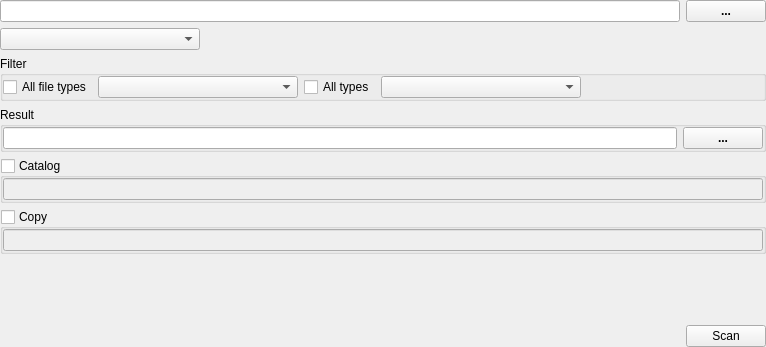
Old version of the form xscansortwidget.ui in the repository horsicq/XScanEngine.
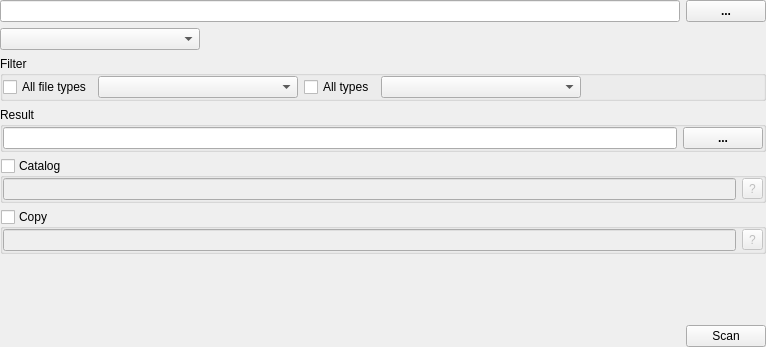
New version of the form. Custom widgets are drawn as their Qt base class.

Patch:
```diff
--- a/xscansortwidget.ui
+++ b/xscansortwidget.ui
@@ -187,7 +187,7 @@
      <property name="checked">
       <bool>false</bool>
      </property>
-     <layout class="QVBoxLayout" name="verticalLayout_2">
+     <layout class="QHBoxLayout" name="horizontalLayout_2">
       <property name="leftMargin">
        <number>0</number>
       </property>
@@ -203,6 +203,13 @@
       <item>
        <widget class="QLineEdit" name="lineEditCatalogFormat"/>
       </item>
+      <item>
+       <widget class="QToolButton" name="toolButtonCatalogInfo">
+        <property name="text">
+         <string notr="true">?</string>
+        </property>
+       </widget>
+      </item>
      </layout>
     </widget>
    </item>
@@ -217,7 +224,7 @@
      <property name="checked">
       <bool>false</bool>
      </property>
-     <layout class="QVBoxLayout" name="verticalLayout_3">
+     <layout class="QHBoxLayout" name="horizontalLayout_7">
       <property name="leftMargin">
        <number>0</number>
       </property>
@@ -233,6 +240,13 @@
       <item>
        <widget class="QLineEdit" name="lineEditCopyFormat"/>
       </item>
+      <item>
+       <widget class="QToolButton" name="toolButtonCopyInfo">
+        <property name="text">
+         <string notr="true">?</string>
+        </property>
+       </widget>
+      </item>
      </layout>
     </widget>
    </item>
@@ -275,6 +289,13 @@
    </item>
   </layout>
  </widget>
+ <customwidgets>
+  <customwidget>
+   <class>XComboBoxEx</class>
+   <extends>QComboBox</extends>
+   <header>xcomboboxex.h</header>
+  </customwidget>
+ </customwidgets>
  <resources/>
  <connections/>
 </ui>
```
Left out of the diff: 6 changed lines with no effect on the pictures.
